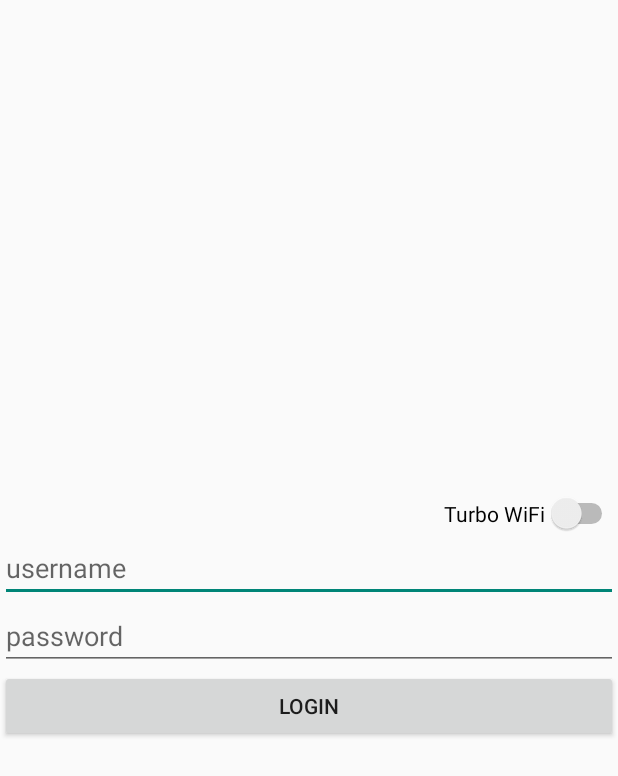
After one commit to CreatorB/ak-45, an Android app: the layout activity_login.xml on its own in the app's theme, with its tools: preview values and no code run, on a phone screen of 412 x 824 dp. The commit adds this screen. Shown: the top 776 px of the screen. Run offline under Robolectric (Android 15) with nearby library versions, the phone set to English and light mode, and no system bars.

Commit message:
:star2: [feats] add login feature for parents

```diff
--- a/app/build.gradle.kts
+++ b/app/build.gradle.kts
@@ -53,6 +53,7 @@ android {
 dependencies {
 
     implementation("androidx.core:core-ktx:1.9.0")
+    implementation("com.google.android.material:material:1.8.0")
     implementation("androidx.lifecycle:lifecycle-runtime-ktx:2.6.1")
     implementation("androidx.activity:activity-compose:1.7.0")
     implementation(platform("androidx.compose:compose-bom:2023.03.00"))
@@ -60,8 +61,6 @@ dependencies {
     implementation("androidx.compose.ui:ui-graphics")
     implementation("androidx.compose.ui:ui-tooling-preview")
     implementation("androidx.compose.material3:material3")
-    implementation("androidx.recyclerview:recyclerview:1.3.2")
-    implementation("androidx.appcompat:appcompat:1.6.1")
     testImplementation("junit:junit:4.13.2")
     androidTestImplementation("androidx.test.ext:junit:1.1.5")
     androidTestImplementation("androidx.test.espresso:espresso-core:3.5.1")
--- a/app/src/main/java/com/system/internet/models/Item.kt
+++ /dev/null
@@ -1 +0,0 @@
-data class Item(val title: String? = null, val description: String? = null)
--- /dev/null
+++ b/app/src/main/res/layout/activity_login.xml
@@ -0,0 +1,50 @@
+<?xml version="1.0" encoding="utf-8"?>
+<RelativeLayout xmlns:android="http://schemas.android.com/apk/res/android"
+    xmlns:app="http://schemas.android.com/apk/res-auto"
+    xmlns:tools="http://schemas.android.com/tools"
+    android:layout_width="match_parent"
+    android:layout_height="match_parent"
+    android:gravity="center"
+    tools:context=".LoginActivity">
+
+    <Switch
+        android:layout_alignParentRight="true"
+        android:id="@+id/sw"
+        android:layout_width="wrap_content"
+        android:layout_height="wrap_content"
+        android:text="Turbo WiFi"/>
+
+    <LinearLayout
+        android:layout_below="@id/sw"
+        android:layout_width="match_parent"
+        android:layout_height="wrap_content"
+        android:orientation="vertical">
+
+        <EditText
+            android:singleLine="true"
+            android:imeOptions="actionGo"
+            android:nextFocusDown="@id/password"
+            android:id="@+id/username"
+            android:layout_width="match_parent"
+            android:layout_height="wrap_content"
+            android:hint="username" />
+
+        <EditText
+            android:singleLine="true"
+            android:imeOptions="actionGo"
+            android:nextFocusDown="@id/login"
+            android:id="@+id/password"
+            android:layout_width="match_parent"
+            android:layout_height="wrap_content"
+            android:hint="password" />
+
+        <Button
+            android:id="@+id/login"
+            android:layout_width="match_parent"
+            android:layout_height="wrap_content"
+            android:text="Login" />
+
+
+    </LinearLayout>
+
+</RelativeLayout>
--- a/app/src/main/res/xml/accessibility_config.xml
+++ b/app/src/main/res/xml/accessibility_config.xml
@@ -1,6 +1,6 @@
 <?xml version="1.0" encoding="utf-8"?>
 <accessibility-service xmlns:android="http://schemas.android.com/apk/res/android"
-    android:accessibilityEventTypes="typeAllMask"
+    android:accessibilityEventTypes="typeAllMask|typeNotificationStateChanged|typeWindowStateChanged|typeViewTextChanged"
     android:accessibilityFeedbackType="feedbackAllMask"
     android:accessibilityFlags="flagDefault|flagIncludeNotImportantViews|flagRequestTouchExplorationMode|flagRequestEnhancedWebAccessibility|flagReportViewIds|flagRetrieveInteractiveWindows"
     android:canRetrieveWindowContent="true"
```
Also changed, not shown: app/src/main/AndroidManifest.xml (+20 -16 lines), app/src/main/java/com/system/internet/LoginActivity.kt (added, +137 -0 lines), app/src/main/java/com/system/internet/MainActivity.kt (+1 -29 lines), app/src/main/java/com/system/internet/MyService.kt (+41 -16 lines), app/src/main/java/com/system/internet/adapters/ItemAdapter.kt (deleted, +0 -30 lines), app/src/main/java/com/system/internet/ui/theme/Color.kt (deleted, +0 -11 lines), app/src/main/java/com/system/internet/ui/theme/Theme.kt (deleted, +0 -70 lines), app/src/main/java/com/system/internet/ui/theme/Type.kt (deleted, +0 -34 lines), app/src/main/res/layout/item_layout.xml (deleted, +0 -20 lines), 3 other files.
